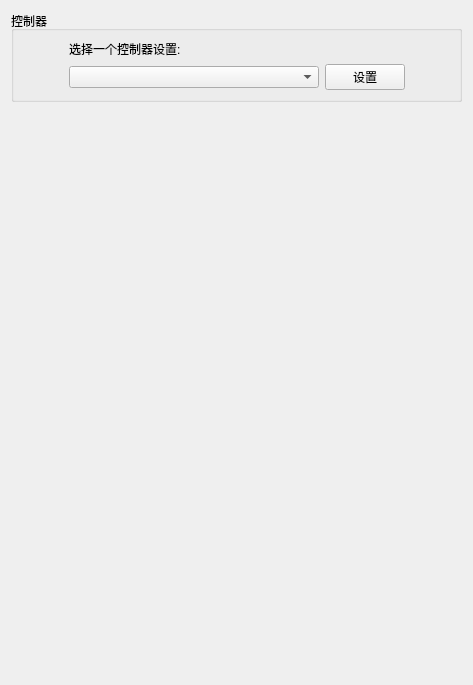
Before: the Qt Designer form src/yuzu/configuration/configure_input_simple.ui in formylover/yuzu-early-access, drawn with Qt 5.
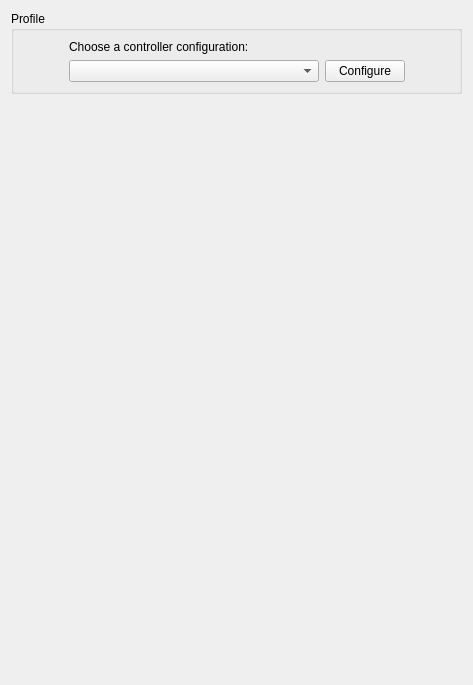
After: the same form once the commit is applied.

Diff of the .ui file:
```diff
--- a/src/yuzu/configuration/configure_input_simple.ui
+++ b/src/yuzu/configuration/configure_input_simple.ui
@@ -19,13 +19,13 @@
      <item>
       <widget class="QGroupBox" name="gridGroupBox">
        <property name="title">
-        <string>控制器</string>
+        <string>Profile</string>
        </property>
        <layout class="QGridLayout" name="gridLayout">
         <item row="1" column="2">
          <widget class="QPushButton" name="profile_configure">
           <property name="text">
-           <string>设置</string>
+           <string>Configure</string>
           </property>
          </widget>
         </item>
@@ -68,7 +68,7 @@
         <item row="0" column="1" colspan="2">
          <widget class="QLabel" name="label">
           <property name="text">
-           <string>选择一个控制器设置:</string>
+           <string>Choose a controller configuration:</string>
           </property>
          </widget>
         </item>
```
Left out of the diff: 2 changed lines with no effect on the pictures.
